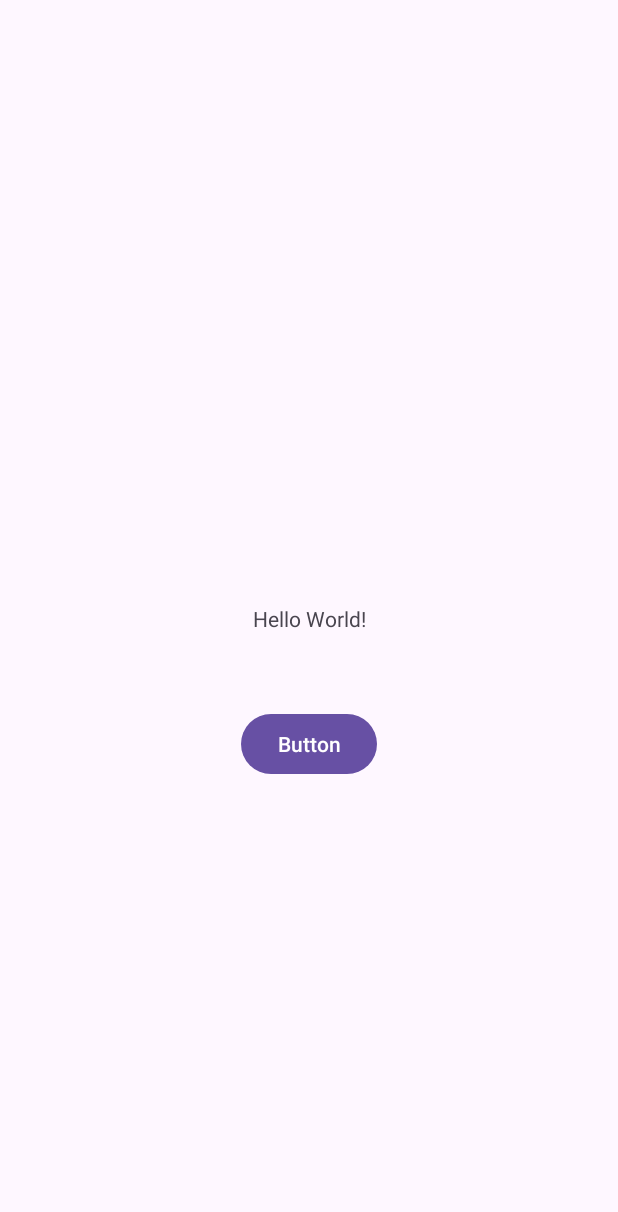
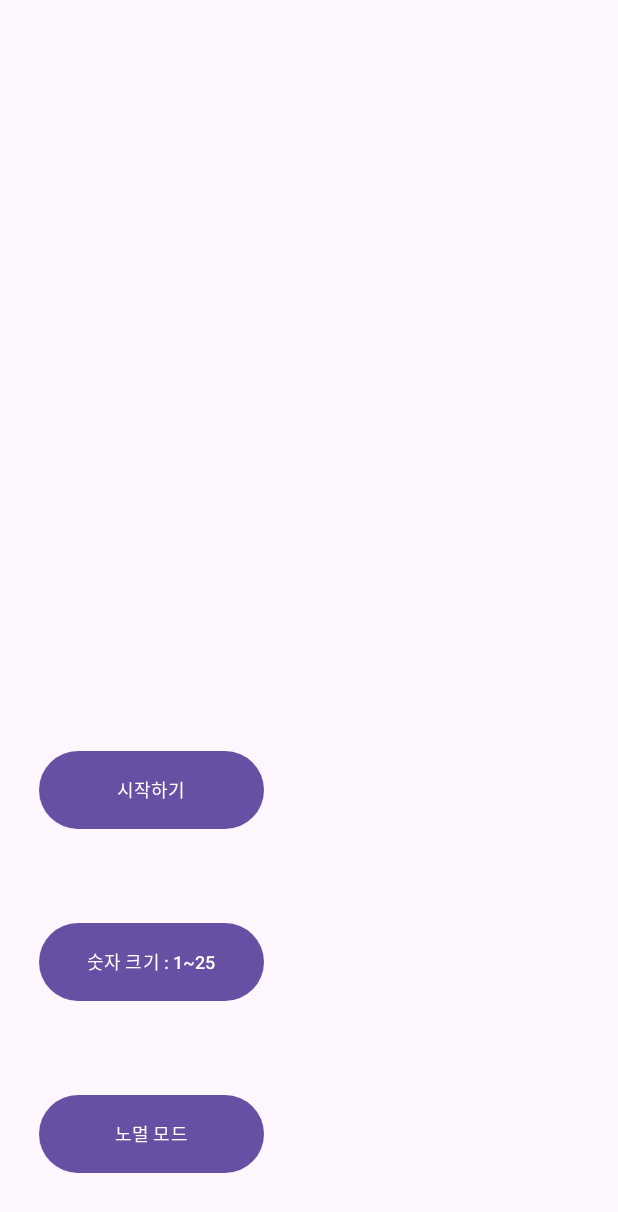
Before and after one commit to joye-seo/Sixtagram, an Android app: the screen it shows after launch (MainActivity before the commit, GameStartActivity after it), on a phone screen of 412 x 824 dp. Shown: the top 1212 px of the screen. Run offline under Robolectric (Android 15) with nearby library versions, the phone set to English and light mode, and no system bars.

Commit message:
[개발] Activity 3개로 분리 그 외 여러가지 기능 추가

```diff
--- /dev/null
+++ b/app/src/main/java/com/example/sixtagram/game/GameStartActivity.kt
@@ -0,0 +1,50 @@
+package com.example.sixtagram.game
+
+import android.content.Intent
+import androidx.appcompat.app.AppCompatActivity
+import android.os.Bundle
+import android.widget.Button
+import com.example.sixtagram.R
+
+class GameStartActivity : AppCompatActivity() {
+
+    override fun onCreate(savedInstanceState: Bundle?) {
+        super.onCreate(savedInstanceState)
+        setContentView(R.layout.activity_gamestart)
+
+        val btSt = findViewById<Button>(R.id.button1)
+        val btLv = findViewById<Button>(R.id.button2)
+        val btm = findViewById<Button>(R.id.button3)
+        var numsize: String = "1~25" // "1~25" "1~50"
+        var mode: String = "노멀 모드" // "easy" "normal"
+
+        btSt.setOnClickListener {
+            val intent2 = Intent(this,GameMainActivitiy::class.java)
+            intent2.putExtra("numsize",numsize)
+            intent2.putExtra("mode",mode)
+            startActivity(intent2)
+        }
+
+        btLv.setOnClickListener {
+            if (numsize == "1~25") {
+                numsize = "1~50"
+            } else if (numsize == "1~50") {
+                numsize = "1~25"
+            }
+            btLv.setText("숫자 크기 : ${numsize}")
+        }
+
+        btm.setOnClickListener {
+            when (mode) {
+                "노멀 모드" -> {
+                    mode = "이지 모드"
+                }
+
+                "이지 모드" -> {
+                    mode = "노멀 모드"
+                }
+            }
+            btm.setText("${mode}")
+        }
+    }
+}
--- /dev/null
+++ b/app/src/main/res/layout/activity_gamestart.xml
@@ -0,0 +1,47 @@
+<?xml version="1.0" encoding="utf-8"?>
+<androidx.constraintlayout.widget.ConstraintLayout xmlns:android="http://schemas.android.com/apk/res/android"
+    xmlns:app="http://schemas.android.com/apk/res-auto"
+    xmlns:tools="http://schemas.android.com/tools"
+    android:layout_width="match_parent"
+    android:layout_height="match_parent"
+    tools:context=".game.GameStartActivity">
+    <Button
+        android:id="@+id/button1"
+        android:layout_width="150dp"
+        android:layout_height="60dp"
+        android:text="시작하기"
+        android:textSize="12dp"
+        app:layout_constraintBottom_toBottomOf="parent"
+        app:layout_constraintEnd_toEndOf="parent"
+        app:layout_constraintHorizontal_bias="0.1"
+        app:layout_constraintStart_toStartOf="parent"
+        app:layout_constraintTop_toTopOf="parent"
+        app:layout_constraintVertical_bias="0.65" />
+
+    <Button
+        android:id="@+id/button2"
+        android:layout_width="150dp"
+        android:layout_height="60dp"
+        android:text="숫자 크기 : 1~25"
+        android:textSize="12dp"
+        app:layout_constraintBottom_toBottomOf="parent"
+        app:layout_constraintEnd_toEndOf="parent"
+        app:layout_constraintHorizontal_bias="0.1"
+        app:layout_constraintStart_toStartOf="parent"
+        app:layout_constraintTop_toTopOf="parent"
+        app:layout_constraintVertical_bias="0.8" />
+
+    <Button
+        android:id="@+id/button3"
+        android:layout_width="150dp"
+        android:layout_height="60dp"
+        android:text="노멀 모드"
+        android:textSize="12dp"
+        app:layout_constraintBottom_toBottomOf="parent"
+        app:layout_constraintEnd_toEndOf="parent"
+        app:layout_constraintHorizontal_bias="0.1"
+        app:layout_constraintStart_toStartOf="parent"
+        app:layout_constraintTop_toTopOf="parent"
+        app:layout_constraintVertical_bias="0.95" />
+
+</androidx.constraintlayout.widget.ConstraintLayout>
```
Also changed, not shown: app/src/main/AndroidManifest.xml (+14 -8 lines), app/src/main/java/com/example/sixtagram/game/GameEndActivity.kt (added, +16 -0 lines), app/src/main/java/com/example/sixtagram/game/GameMainActivitiy.kt (renamed from app/src/main/java/com/example/sixtagram/game/GameActivity.kt, +104 -56 lines), app/src/main/res/layout/activity_gameend.xml (added, +9 -0 lines), app/src/main/res/layout/activity_gamemain.xml (renamed from app/src/main/res/layout/activity_game.xml, +16 -14 lines).
